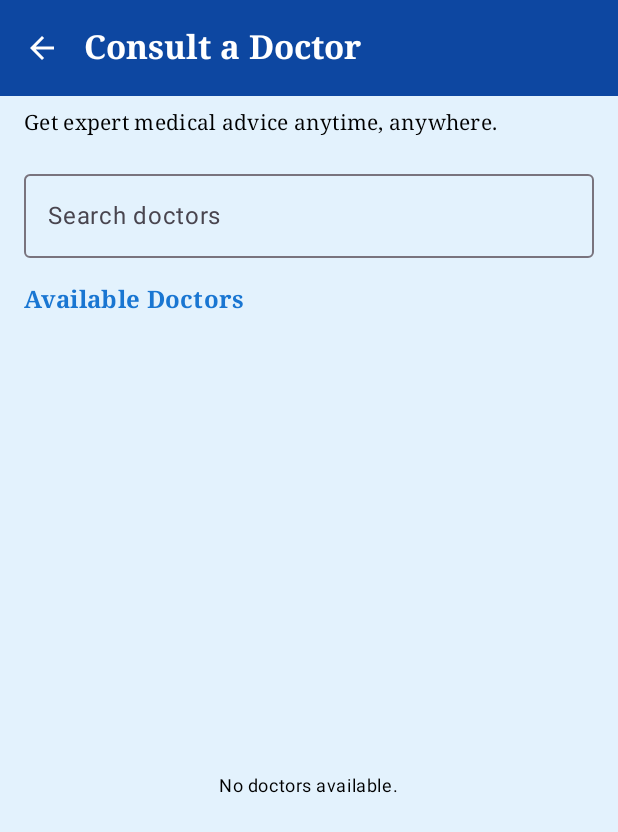
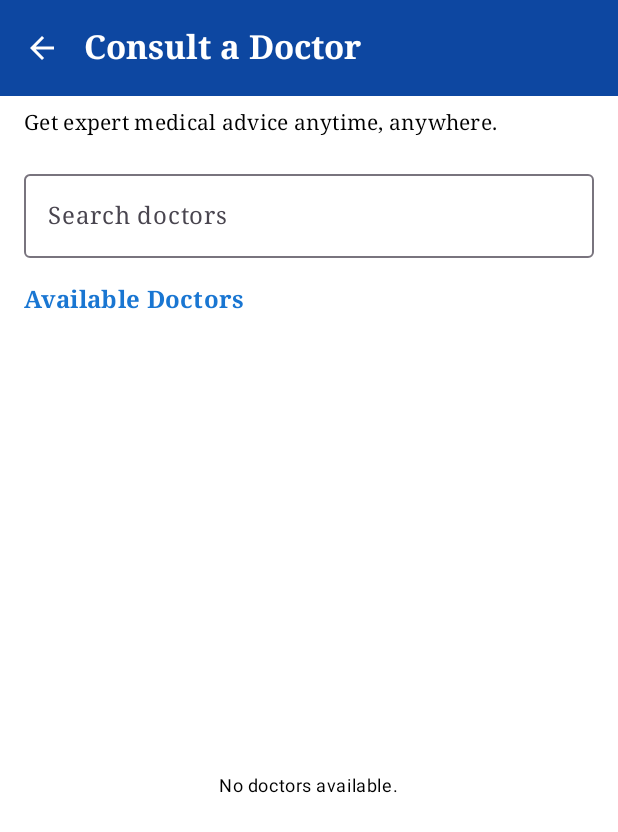
Before and after one commit to 1287Apiyo/MediLink_Kenya, an Android app built with Jetpack Compose: the ConsultationScreen screen opened through its navigation route, on a phone screen of 412 x 824 dp. Shown: the top 832 px of the screen. Run offline under Robolectric (Android 15) with nearby library versions, the phone set to English and light mode, and no system bars; our stand-ins replace Firebase (no records; nobody signed in at launch, a user with empty details on screens opened directly).

Commit message:
consultation screen done

```diff
--- a/app/src/main/java/com/example/medilinkapp/ui/screens/consultationbooking/ConsultationScreen.kt
+++ b/app/src/main/java/com/example/medilinkapp/ui/screens/consultationbooking/ConsultationScreen.kt
@@ -86,11 +86,15 @@ fun ConsultationScreen(navController: NavController) {
                 },
                 navigationIcon = {
                     IconButton(onClick = { navController.popBackStack() }) {
+                        // Force icon tint using LocalContentColor if needed.
+                        androidx.compose.runtime.CompositionLocalProvider(
+                            LocalContentColor provides MaterialTheme.colorScheme.onPrimary
+                        ) {
                             Icon(
                                 Icons.Filled.ArrowBack,
-                            contentDescription = "Back",
-                            tint = MaterialTheme.colorScheme.onPrimary
+                                contentDescription = "Back"
                             )
+                        }
                     }
                 },
                 colors = TopAppBarDefaults.topAppBarColors(
@@ -99,11 +103,17 @@ fun ConsultationScreen(navController: NavController) {
             )
         }
     ) { paddingValues ->
+        // Wrap content in a Box that uses a white background.
+        Box(
+            modifier = Modifier
+                .fillMaxSize()
+                .background(Color.White)
+                .padding(paddingValues)
+        ) {
             Column(
                 modifier = Modifier
                     .fillMaxSize()
                     .padding(horizontal = 16.dp)
-                .padding(paddingValues)
             ) {
                 Spacer(modifier = Modifier.height(8.dp))
                 Text(
@@ -118,7 +128,7 @@ fun ConsultationScreen(navController: NavController) {
                 OutlinedTextField(
                     value = searchQuery,
                     onValueChange = { searchQuery = it },
-                label = { Text("Search doctors") },
+                    label = { Text("Search doctors", fontFamily = FontFamily.Serif) },
                     modifier = Modifier.fillMaxWidth()
                 )
                 Spacer(modifier = Modifier.height(16.dp))
@@ -184,7 +194,6 @@ fun ConsultationScreen(navController: NavController) {
                                             navController.navigate("chatScreen/${doctor.name}")
                                         },
                                         onInfo = {
-                                        // Navigate to a detailed profile screen (needs implementation)
                                             navController.navigate("doctorProfileScreen/${doctor.name}")
                                         }
                                     )
@@ -194,6 +203,7 @@ fun ConsultationScreen(navController: NavController) {
                     }
                 }
                 Spacer(modifier = Modifier.height(24.dp))
+            }
         }
     }
 }
@@ -212,7 +222,7 @@ fun SmallDoctorCard(
     Card(
         modifier = Modifier
             .fillMaxWidth()
-            .clip(RoundedCornerShape(12.dp))
+            .clip(RoundedCornerShape(8.dp))
             .clickable { onVideoCall() },
         colors = CardDefaults.cardColors(
             containerColor = MaterialTheme.colorScheme.surface,
@@ -265,7 +275,7 @@ fun SmallDoctorCard(
                     Icon(
                         imageVector = Icons.Filled.Star,
                         contentDescription = "Rating",
-                        tint = Color(0xFFFFC107), // Amber color for star
+                        tint = Color(0xFFFFC107),
                         modifier = Modifier.size(16.dp)
                     )
                     Spacer(modifier = Modifier.width(2.dp))
```
Also changed, not shown: app/src/main/java/com/example/medilinkapp/ui/screens/consultationbooking/VideoCallScreen.kt (+9 -5 lines). Lines whose indentation alone changed are shown as unchanged.
